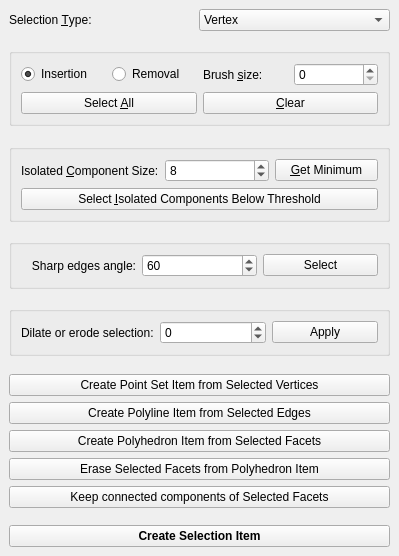
CGAL/cgal, file Polyhedron/demo/Polyhedron/Selection_widget.ui: the form before one commit.
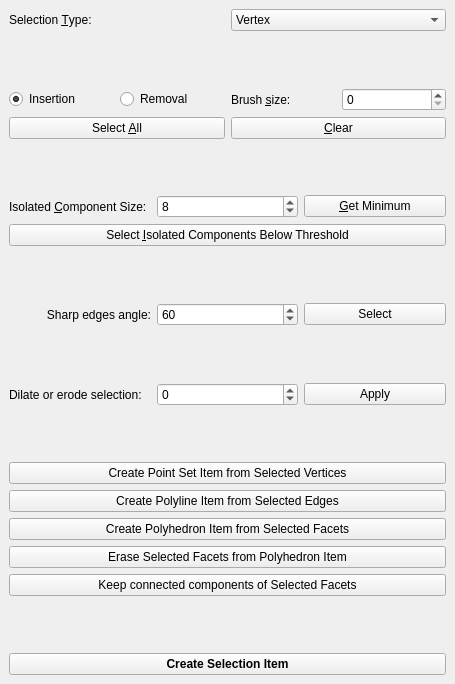
The form after the commit.

Commit message: remove group_box and use layout instead to avoid display issues

The edit to the form file:
```diff
--- a/Polyhedron/demo/Polyhedron/Selection_widget.ui
+++ b/Polyhedron/demo/Polyhedron/Selection_widget.ui
@@ -6,8 +6,8 @@
    <rect>
     <x>0</x>
     <y>0</y>
-    <width>399</width>
-    <height>556</height>
+    <width>455</width>
+    <height>684</height>
    </rect>
   </property>
   <property name="windowTitle">
@@ -71,12 +71,6 @@
      </spacer>
     </item>
     <item>
-     <widget class="QGroupBox" name="groupBox_2">
-      <property name="title">
-       <string/>
-      </property>
-      <layout class="QVBoxLayout" name="verticalLayout_6">
-       <item>
         <layout class="QVBoxLayout" name="verticalLayout_2">
          <item>
           <layout class="QHBoxLayout" name="horizontalLayout_2">
@@ -144,9 +138,6 @@
          </item>
         </layout>
        </item>
-      </layout>
-     </widget>
-    </item>
     <item>
      <spacer name="verticalSpacer_2">
       <property name="orientation">
@@ -161,12 +152,6 @@
      </spacer>
     </item>
     <item>
-     <widget class="QGroupBox" name="groupBox">
-      <property name="title">
-       <string/>
-      </property>
-      <layout class="QVBoxLayout" name="verticalLayout_8">
-       <item>
         <layout class="QVBoxLayout" name="verticalLayout_4">
          <item>
           <layout class="QHBoxLayout" name="horizontalLayout_5">
@@ -208,9 +193,6 @@
          </item>
         </layout>
        </item>
-      </layout>
-     </widget>
-    </item>
     <item>
      <spacer name="verticalSpacer_3">
       <property name="orientation">
@@ -225,16 +207,6 @@
      </spacer>
     </item>
     <item>
-     <widget class="QGroupBox" name="groupBox_3">
-      <property name="minimumSize">
-       <size>
-        <width>316</width>
-        <height>50</height>
-       </size>
-      </property>
-      <property name="title">
-       <string/>
-      </property>
       <layout class="QHBoxLayout" name="horizontalLayout_7">
        <item>
         <widget class="QLabel" name="label_6">
@@ -270,7 +242,6 @@
         </widget>
        </item>
       </layout>
-     </widget>
     </item>
     <item>
      <spacer name="verticalSpacer_1">
@@ -286,16 +257,6 @@
      </spacer>
     </item>
     <item>
-     <widget class="QGroupBox" name="groupBox_4">
-      <property name="minimumSize">
-       <size>
-        <width>316</width>
-        <height>50</height>
-       </size>
-      </property>
-      <property name="title">
-       <string/>
-      </property>
       <layout class="QHBoxLayout" name="horizontalLayout_8">
        <item>
         <widget class="QLabel" name="label_5">
@@ -322,7 +283,6 @@
         </widget>
        </item>
       </layout>
-     </widget>
     </item>
     <item>
      <spacer name="verticalSpacer_5">
```
Left out of the diff: 2 changed lines with no effect on the pictures. Lines whose indentation alone changed are shown as unchanged.
